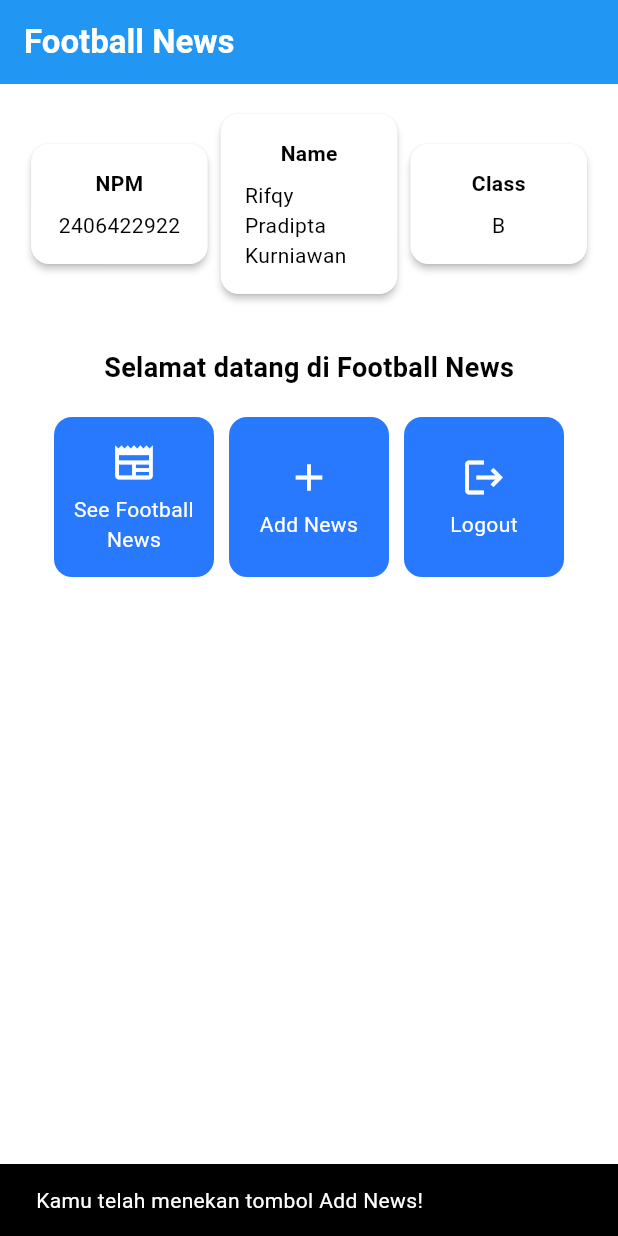
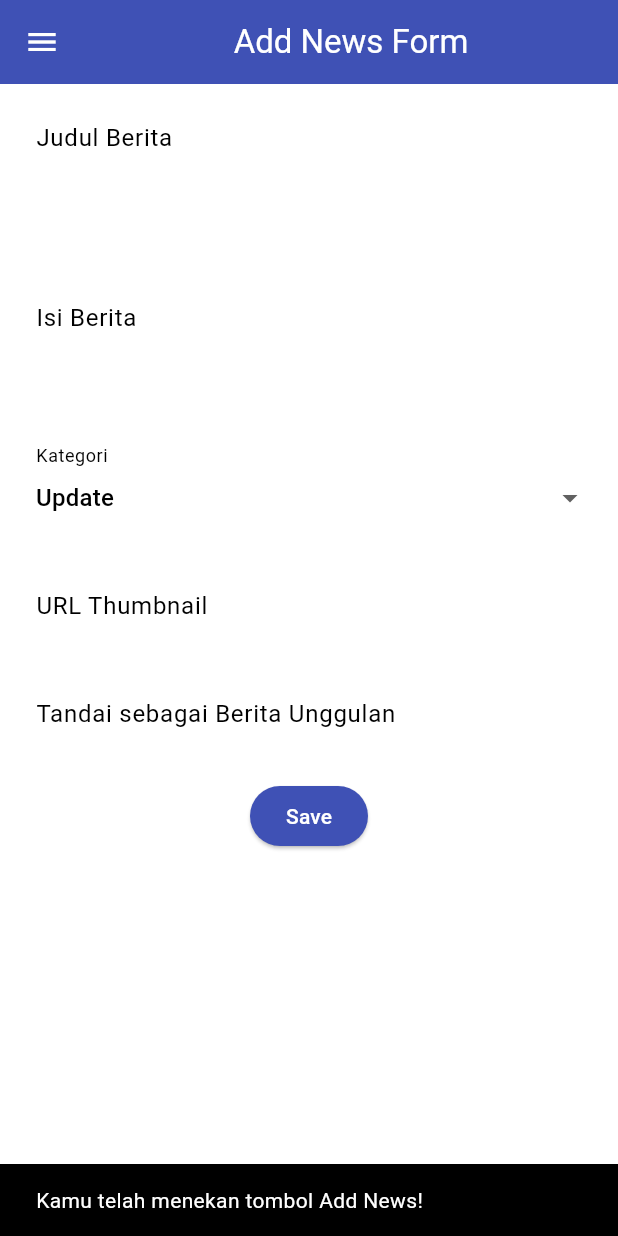
Before and after one commit to XxymbolL/football-news-mobile, a Flutter app: the screen it shows after launch, after a tap on "Add News", on a phone screen of 412 x 824 dp. Run offline on Flutter 3.47's test engine with Material 3 defaults, Android fonts, the phone set to English and light mode, and no system bars.

Commit message:
feat: add navbar and news form (tutorial 7)

```diff
--- a/lib/main.dart
+++ b/lib/main.dart
@@ -1,5 +1,5 @@
 import 'package:flutter/material.dart';
-import 'package:football_news/menu.dart';
+import 'package:football_news/screen/menu.dart';
 
 void main() {
   runApp(const MyApp());
--- a/lib/menu.dart
+++ b/lib/screen/menu.dart
@@ -1,4 +1,6 @@
 import 'package:flutter/material.dart';
+import 'package:football_news/widgets/left_drawer.dart';
+import 'package:football_news/widgets/news_card.dart';
 
 class MyHomePage extends StatelessWidget {
   MyHomePage({super.key});
@@ -17,9 +19,9 @@ class MyHomePage extends StatelessWidget {
   Widget build(BuildContext context) {
   // Scaffold menyediakan struktur dasar halaman dengan AppBar dan body.
   return Scaffold(
-    // AppBar adalah bagian atas halaman yang menampilkan judul.
     appBar: AppBar(
       // Judul aplikasi "Football News" dengan teks putih dan tebal.
+
       title: const Text(
         'Football News',
         style: TextStyle(
@@ -30,6 +32,7 @@ class MyHomePage extends StatelessWidget {
       // Warna latar belakang AppBar diambil dari skema warna tema aplikasi.
       backgroundColor: Theme.of(context).colorScheme.primary,
     ),
+    drawer: LeftDrawer(),
     // Body halaman dengan padding di sekelilingnya.
     body: Padding(
       padding: const EdgeInsets.all(16.0),
@@ -132,57 +135,3 @@ class ItemHomepage {
 
  ItemHomepage(this.name, this.icon);
 }
-
-class ItemCard extends StatelessWidget {
-  // Menampilkan kartu dengan ikon dan nama.
-
-  final ItemHomepage item;
-
-  const ItemCard(this.item, {super.key});
-
-  @override
-  Widget build(BuildContext context) {
-    return Material(
-      // Menentukan warna latar belakang dari tema aplikasi.
-      color: Theme.of(context).colorScheme.secondary,
-      // Membuat sudut kartu melengkung.
-      borderRadius: BorderRadius.circular(12),
-
-      child: InkWell(
-        // Aksi ketika kartu ditekan.
-        onTap: () {
-          // Menampilkan pesan SnackBar saat kartu ditekan.
-          ScaffoldMessenger.of(context)
-            ..hideCurrentSnackBar()
-            ..showSnackBar(
-              SnackBar(content: Text("Kamu telah menekan tombol ${item.name}!"))
-            );
-        },
-        // Container untuk menyimpan Icon dan Text
-        child: Container(
-          padding: const EdgeInsets.all(8),
-          child: Center(
-            child: Column(
-              // Menyusun ikon dan teks di tengah kartu.
-              mainAxisAlignment: MainAxisAlignment.center,
-              children: [
-                Icon(
-                  item.icon,
-                  color: Colors.white,
-                  size: 30.0,
-                ),
-                const Padding(padding: EdgeInsets.all(3)),
-                Text(
-                  item.name,
-                  textAlign: TextAlign.center,
-                  style: const TextStyle(color: Colors.white),
-                ),
-              ],
-            ),
-          ),
-        ),
-      ),
-    );
-  }
-
-}
--- /dev/null
+++ b/lib/screen/newslist_form.dart
@@ -0,0 +1,215 @@
+import 'package:flutter/material.dart';
+// TODO: Impor drawer yang sudah dibuat sebelumnya
+import 'package:football_news/widgets/left_drawer.dart';
+
+class NewsFormPage extends StatefulWidget {
+    const NewsFormPage({super.key});
+
+    @override
+    State<NewsFormPage> createState() => _NewsFormPageState();
+}
+
+  class _NewsFormPageState extends State<NewsFormPage> {
+
+    final _formKey = GlobalKey<FormState>();
+    String _title = "";
+    String _content = "";
+    String _category = "update"; // default
+    String _thumbnail = "";
+    bool _isFeatured = false; // default
+
+    final List<String> _categories = [
+      'transfer',
+      'update',
+      'exclusive',
+      'match',
+      'rumor',
+      'analysis',
+    ];
+    @override
+    Widget build(BuildContext context) {
+        return Scaffold(
+          appBar: AppBar(
+            title: const Center(
+              child: Text(
+                'Add News Form',
+              ),
+            ),
+            backgroundColor: Colors.indigo,
+            foregroundColor: Colors.white,
+          ),
+          // TODO: Tambahkan drawer yang sudah dibuat di sini
+          drawer: const LeftDrawer(),
+          body: Form(
+            key: _formKey,
+            child: SingleChildScrollView(
+            child: Column(
+              crossAxisAlignment: CrossAxisAlignment.start,
+              children:[
+                // === Title ===
+                Padding(
+                  padding: const EdgeInsets.all(8.0),
+                  child: TextFormField(
+                    decoration: InputDecoration(
+                      hintText: "Judul Berita",
+                      labelText: "Judul Berita",
+                      border: OutlineInputBorder(
+                        borderRadius: BorderRadius.circular(5.0),
+                      ),
+                    ),
+                    onChanged: (String? value) {
+                      setState(() {
+                        _title = value!;
+                      });
+                    },
+                    validator: (String? value) {
+                      if (value == null || value.isEmpty) {
+                        return "Judul tidak boleh kosong!";
+                      }
+                      return null;
+                    },
+                  ),
+                ),
+                  // === Content ===
+                Padding(
+                  padding: const EdgeInsets.all(8.0),
+                  child: TextFormField(
+                    maxLines: 5,
+                    decoration: InputDecoration(
+                      hintText: "Isi Berita",
+                      labelText: "Isi Berita",
+                      border: OutlineInputBorder(
+                        borderRadius: BorderRadius.circular(5.0),
+                      ),
+                    ),
+                    onChanged: (String? value) {
+                      setState(() {
+                        _content = value!;
+                      });
+                    },
+                    validator: (String? value) {
+                      if (value == null || value.isEmpty) {
+                        return "Isi berita tidak boleh kosong!";
+                      }
+                      return null;
+                    },
+                  ),
+                ),
+
+                // === Category ===
+                Padding(
+                  padding: const EdgeInsets.all(8.0),
+                  child: DropdownButtonFormField<String>(
+                    decoration: InputDecoration(
+                      labelText: "Kategori",
+                      border: OutlineInputBorder(
+                        borderRadius: BorderRadius.circular(5.0),
+                      ),
+                    ),
+                    value: _category,
+                    items: _categories
+                        .map((cat) => DropdownMenuItem(
+                              value: cat,
+                              child: Text(
+                                  cat[0].toUpperCase() + cat.substring(1)),
+                            ))
+                        .toList(),
+                    onChanged: (String? newValue) {
+                      setState(() {
+                        _category = newValue!;
+                      });
+                    },
+                  ),
+                ),
+
+                // === Thumbnail URL ===
+                Padding(
+                  padding: const EdgeInsets.all(8.0),
+                  child: TextFormField(
+                    decoration: InputDecoration(
+                      hintText: "URL Thumbnail (opsional)",
+                      labelText: "URL Thumbnail",
+                      border: OutlineInputBorder(
+                        borderRadius: BorderRadius.circular(5.0),
+                      ),
+                    ),
+                    onChanged: (String? value) {
+                      setState(() {
+                        _thumbnail = value!;
+                      });
+                    },
+                  ),
+                ),
+
+                // === Is Featured ===
+                Padding(
+                  padding: const EdgeInsets.all(8.0),
+                  child: SwitchListTile(
+                    title: const Text("Tandai sebagai Berita Unggulan"),
+                    value: _isFeatured,
+                    onChanged: (bool value) {
+                      setState(() {
+                        _isFeatured = value;
+                      });
+                    },
+                  ),
+                ),
+                // === Tombol Simpan ===
+                Align(
+                  alignment: Alignment.bottomCenter,
+                  child: Padding(
+                    padding: const EdgeInsets.all(8.0),
+                child: ElevatedButton(
+                style: ButtonStyle(
+                  backgroundColor:
+                      MaterialStateProperty.all(Colors.indigo),
+                ),
+                onPressed: () {
+                  if (_formKey.currentState!.validate()) {
+                    showDialog(
+                      context: context,
+                      builder: (context) {
+                        return AlertDialog(
+                          title: const Text('Produk berhasil tersimpan'),
+                          content: SingleChildScrollView(
+                            child: Column(
+                              crossAxisAlignment:
+                                  CrossAxisAlignment.start,
+                              children: [
+                                Text('Judul: $_title'),
+                                  Text('Isi: $_content'),
+                                  Text('Kategori: $_category'),
+                                  Text('Thumbnail: $_thumbnail'),
+                                  Text(
+                                      'Unggulan: ${_isFeatured ? "Ya" : "Tidak"}'),
+                              ],
+                            ),
+                          ),
+                          actions: [
+                            TextButton(
+                              child: const Text('OK'),
+                              onPressed: () {
+                                Navigator.pop(context);
+                                _formKey.currentState!.reset();
+                              },
+                            ),
+                          ],
+                        );
+                      },
+                    );
+
+                  }
+                },
+                child: const Text(
+                  "Save",
+                  style: TextStyle(color: Colors.white),
+                ),
+              ),
+                  ),
+                ),
+              ],
+            ),
+          ),
+        ));
+    }
+}
--- /dev/null
+++ b/lib/widgets/left_drawer.dart
@@ -0,0 +1,71 @@
+import 'package:flutter/material.dart';
+import 'package:football_news/screen/menu.dart';
+import 'package:football_news/screen/newslist_form.dart';
+
+class LeftDrawer extends StatelessWidget {
+  const LeftDrawer({super.key});
+
+  @override
+  Widget build(BuildContext context) {
+    return Drawer(
+      child: ListView(
+        children: [
+          const DrawerHeader(
+            decoration: BoxDecoration(
+              color: Colors.blue,
+            ),
+            child: Column(
+              children: [
+                Text(
+                  'Football News',
+                  textAlign: TextAlign.center,
+                  style: TextStyle(
+                    fontSize: 30,
+                    fontWeight: FontWeight.bold,
+                    color: Colors.white,
+                  ),
+                ),
+                Padding(padding: EdgeInsets.all(10)),
+                Text("Seluruh berita sepak bola terkini di sini!",
+                    // TODO: Tambahkan gaya teks dengan center alignment, font ukuran 15, warna putih, dan weight biasa
+                    textAlign: TextAlign.center,
+                    style: TextStyle(
+                      fontSize: 15,
+                      color: Colors.white,
+                      fontWeight: FontWeight.normal,
+                    )),
+              ],
+            ),
+          ),
+          ListTile(
+            leading: const Icon(Icons.home_outlined),
+            title: const Text('Home'),
+            // Bagian redirection ke MyHomePage
+            onTap: () {
+              Navigator.pushReplacement(
+                  context,
+                  MaterialPageRoute(
+                    builder: (context) => MyHomePage(),
+                  ));
+            },
+          ),
+          ListTile(
+            leading: const Icon(Icons.post_add),
+            title: const Text('Add News'),
+            // Bagian redirection ke NewsFormPage
+            onTap: () {
+              /*
+              TODO: Buatlah routing ke NewsFormPage di sini,
+              setelah halaman NewsFormPage sudah dibuat.
+              */
+                Navigator.push(
+                context,
+                MaterialPageRoute(builder: (context) => NewsFormPage()),
+              );
+            },
+          ),
+        ],
+      ),
+    );
+  }
+}
--- /dev/null
+++ b/lib/widgets/news_card.dart
@@ -0,0 +1,64 @@
+import 'package:flutter/material.dart';
+import 'package:football_news/screen/newslist_form.dart';
+import 'package:football_news/screen/menu.dart';
+
+class ItemCard extends StatelessWidget {
+  // Menampilkan kartu dengan ikon dan nama.
+
+  final ItemHomepage item;
+
+  const ItemCard(this.item, {super.key});
+
+  @override
+  Widget build(BuildContext context) {
+    return Material(
+      // Menentukan warna latar belakang dari tema aplikasi.
+      color: Theme.of(context).colorScheme.secondary,
+      // Membuat sudut kartu melengkung.
+      borderRadius: BorderRadius.circular(12),
+
+      child: InkWell(
+        // Aksi ketika kartu ditekan.
+        onTap: () {
+          // Menampilkan pesan SnackBar saat kartu ditekan.
+          ScaffoldMessenger.of(context)
+            ..hideCurrentSnackBar()
+            ..showSnackBar(
+              SnackBar(content: Text("Kamu telah menekan tombol ${item.name}!"))
+            );
+            if (item.name == "Add News") {
+              // TODO: Gunakan Navigator.push untuk melakukan navigasi ke MaterialPageRoute yang mencakup NewsFormPage.
+              Navigator.push(
+                context,
+                MaterialPageRoute(builder: (context) => NewsFormPage()),
+              );
+          }
+        },
+        // Container untuk menyimpan Icon dan Text
+        child: Container(
+          padding: const EdgeInsets.all(8),
+          child: Center(
+            child: Column(
+              // Menyusun ikon dan teks di tengah kartu.
+              mainAxisAlignment: MainAxisAlignment.center,
+              children: [
+                Icon(
+                  item.icon,
+                  color: Colors.white,
+                  size: 30.0,
+                ),
+                const Padding(padding: EdgeInsets.all(3)),
+                Text(
+                  item.name,
+                  textAlign: TextAlign.center,
+                  style: const TextStyle(color: Colors.white),
+                ),
+              ],
+            ),
+          ),
+        ),
+      ),
+    );
+  }
+
+}
```
